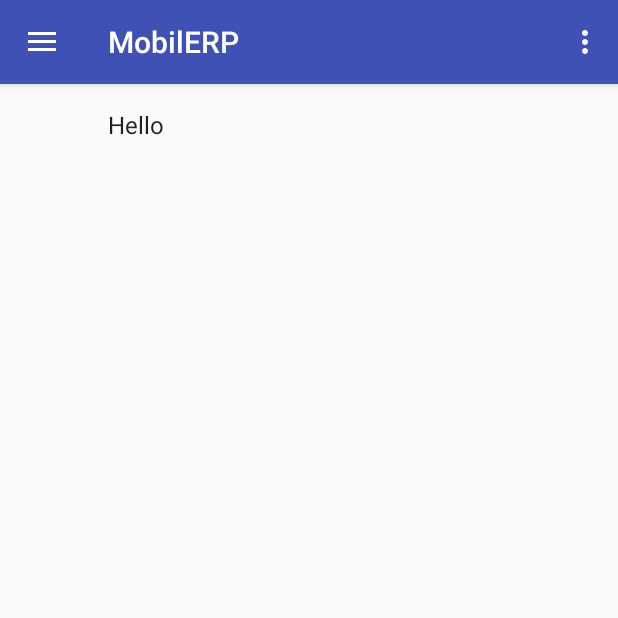
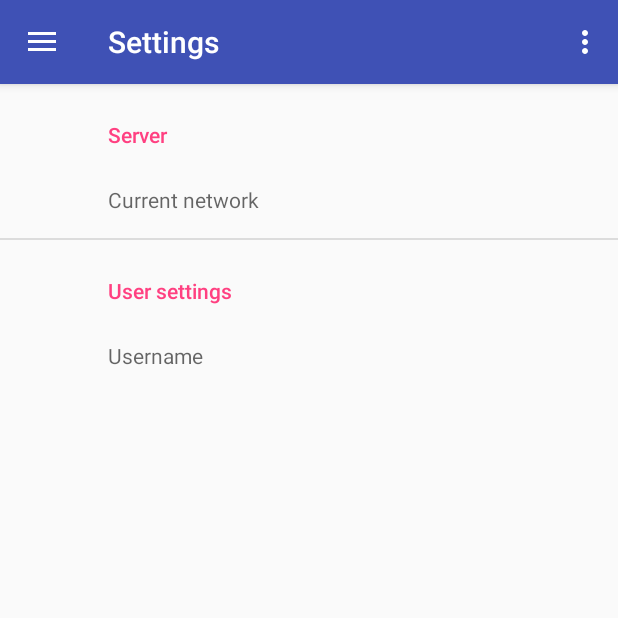
Before and after one commit to arun4fms/mobilerp-android, an Android app: the screen it shows after launch (MainActivity), after a tap on "Settings", on a phone screen of 412 x 824 dp, the top half of it. Run offline under Robolectric (Android 15) with nearby library versions, the phone set to English and light mode, and no system bars; our stand-ins replace androidx.preference; 1 other tap on this screen came first.

```diff
--- a/app/build.gradle
+++ b/app/build.gradle
@@ -33,7 +33,7 @@ dependencies {
         exclude group: 'com.android.support', module: 'support-annotations'
     })
     compile 'com.android.support:appcompat-v7:25.3.1'
-    compile 'com.android.support:preference-v7:25.3.1';
+    compile 'com.android.support:preference-v7:25.3.1'
     compile 'com.journeyapps:zxing-android-embedded:3.5.0'
     compile 'com.android.support:design:25.3.1'
     compile 'com.android.support.constraint:constraint-layout:1.0.2'
--- a/app/src/main/java/com/mobilerp/pathwaysstudio/mobilerp/SettingsFragment.java
+++ b/app/src/main/java/com/mobilerp/pathwaysstudio/mobilerp/SettingsFragment.java
@@ -2,10 +2,14 @@ package com.mobilerp.pathwaysstudio.mobilerp;
 
 import android.content.SharedPreferences;
 import android.os.Bundle;
+import android.support.annotation.Nullable;
 import android.support.v7.preference.ListPreference;
 import android.support.v7.preference.Preference;
 import android.support.v7.preference.PreferenceFragmentCompat;
 import android.support.v7.preference.PreferenceManager;
+import android.view.View;
+import android.widget.EditText;
+import android.widget.TextView;
 
 /**
  * Created by Eligio Becerra on 12/07/2017.
@@ -27,7 +31,13 @@ import android.support.v7.preference.PreferenceManager;
 
 public class SettingsFragment extends PreferenceFragmentCompat {
 
+    TextView tvNetName, tvServerAddr;
+    EditText edUserName, edUserPass;
     SharedPreferences sharedPreferences;
+
+    User user = User.getInstance();
+
+
     SharedPreferences.OnSharedPreferenceChangeListener listener = new SharedPreferences.OnSharedPreferenceChangeListener() {
         @Override
         public void onSharedPreferenceChanged(SharedPreferences sharedPreferences, String key) {
@@ -52,6 +62,20 @@ public class SettingsFragment extends PreferenceFragmentCompat {
         sharedPreferences.registerOnSharedPreferenceChangeListener(listener);
     }
 
+    @Override
+    public void onViewCreated(View view, @Nullable Bundle savedInstanceState) {
+        super.onViewCreated(view, savedInstanceState);
+        getActivity().setTitle(R.string.settings);
+
+//        tvNetName = (TextView) getView().findViewById(R.id.tvNetNameValue);
+//        tvServerAddr = (TextView) getView().findViewById(R.id.tvServerIPValue);
+//
+//        edUserName = (EditText) getView().findViewById(R.id.edUserNameValue);
+//        edUserPass = (EditText) getView().findViewById(R.id.edUserPassValue);
+//
+//        edUserName.setText(user.getName());
+//        edUserPass.setText(user.getPass());
+    }
 
     @Override
     public void onResume() {
--- a/app/src/main/res/values/strings.xml
+++ b/app/src/main/res/values/strings.xml
@@ -48,4 +48,13 @@
     <string name="added"> added</string>
     <string name="settings">Settings</string>
     <string name="current_net">Current network</string>
+    <string name="scan_network">Scan LAN for server</string>
+    <string name="server_addr">Server address</string>
+    <string name="update_credentials">Update credentials</string>
+    <string name="server_settings">Server</string>
+    <string name="server_config">Server configuration</string>
+    <string name="user_settings">User settings</string>
+
+    <!-- TODO: Remove or change this placeholder text -->
+    <string name="hello_blank_fragment">Hello blank fragment</string>
 </resources>
--- a/app/src/main/res/xml/mypreferences.xml
+++ b/app/src/main/res/xml/mypreferences.xml
@@ -2,9 +2,29 @@
 
 <PreferenceScreen xmlns:android="http://schemas.android.com/apk/res/android">
 
-    <Preference
-        android:key="World"
-        android:layout="@layout/prefs_layout"
-        android:title="Hello"/>
+    <!--<Preference-->
+    <!--android:key="World"-->
+    <!--android:title="Hello"-->
+    <!--android:layout="@layout/prefs_layout"/>-->
+
+    <PreferenceCategory
+        android:title="@string/server_settings">
+
+        <Preference
+            android:key="net_config"
+            android:layout="@layout/prefs_server_layout"
+            android:summary="@string/current_net"/>
+
+    </PreferenceCategory>
+
+    <PreferenceCategory
+        android:title="@string/user_settings">
+
+        <Preference
+            android:key="user_config"
+            android:layout="@layout/prefs_user_layout"
+            android:summary="@string/user"/>
+
+    </PreferenceCategory>
 
 </PreferenceScreen>
```
Also changed, not shown: app/src/main/java/com/mobilerp/pathwaysstudio/mobilerp/FinishSell.java (added, +108 -0 lines), app/src/main/java/com/mobilerp/pathwaysstudio/mobilerp/SalesFragment.java (+6 -1 lines), app/src/main/res/layout/fragment_finish_sell.xml (added, +13 -0 lines), app/src/main/res/layout/prefs_layout.xml (deleted, +0 -87 lines), app/src/main/res/layout/prefs_server_layout.xml (added, +56 -0 lines), app/src/main/res/layout/prefs_user_layout.xml (added, +64 -0 lines), 1 other file.
